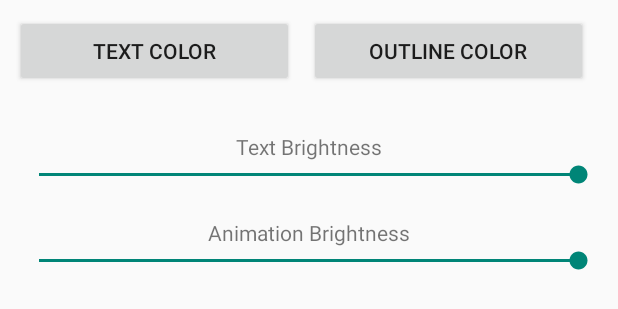
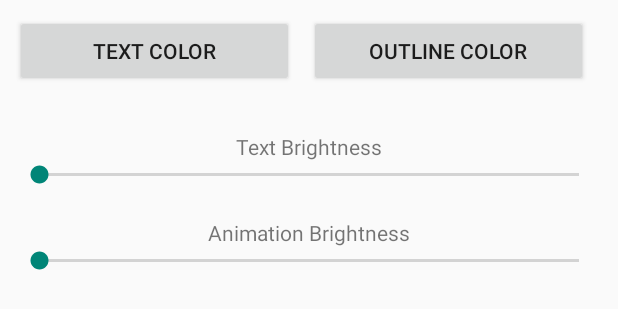
Before and after one commit to hackerspaceshop/Blinkenschild, an Android app: the layout dialog_color.xml on its own in the app's theme, with its tools: preview values and no code run, on a phone screen of 412 x 824 dp. Shown: the top 309 px of the screen. Run offline under Robolectric (Android 15) with nearby library versions, the phone set to English and light mode, and no system bars.

Commit message:
final color picker

```diff
--- a/android/app/src/main/java/at/metalab/blinkenschild/app/BlinkenSchildCommands.java
+++ b/android/app/src/main/java/at/metalab/blinkenschild/app/BlinkenSchildCommands.java
@@ -29,6 +29,9 @@ public class BlinkenSchildCommands {
     public final static String COMMAND_GET_ANIMATIONS = "+list:";
     public final static String COMMAND_SET_ANIMATION = "+anim:%s";
     public final static String COMMAND_SET_ANIMATION_BRIGHTNESS = "+anim-brightness:%d";
+
+    public final static String COMMAND_STOP_ANIMATION = "+anim-stop";
+    public final static String COMMAND_CLEAR_TEXT = "+text-clear";
 
     public final static String COMMAND_SET_TEXT = "+text:%s";
     public final static String COMMAND_SET_TEXT_BRIGHTNESS = "+text-brightness:%d";
--- a/android/app/src/main/res/layout/dialog_color.xml
+++ b/android/app/src/main/res/layout/dialog_color.xml
@@ -42,9 +42,7 @@
         android:layout_width="match_parent"
         android:layout_height="wrap_content"
         android:id="@+id/seekBarText"
-        android:layout_gravity="center_horizontal"
-        android:max="9"
-        android:progress="9" />
+        android:layout_gravity="center_horizontal" />
 
     <TextView
         android:layout_width="wrap_content"
@@ -57,8 +55,6 @@
         android:layout_width="match_parent"
         android:layout_height="wrap_content"
         android:id="@+id/seekBarAnim"
-        android:layout_gravity="center_horizontal"
-        android:max="9"
-        android:progress="9" />
+        android:layout_gravity="center_horizontal" />
 
 </LinearLayout>
--- a/android/app/src/main/res/layout/main.xml
+++ b/android/app/src/main/res/layout/main.xml
@@ -35,6 +35,7 @@
             android:layout_width="fill_parent"
             android:layout_height="wrap_content"
             android:text="@string/btn_set_effects"
+            android:enabled="false"
             android:layout_weight="1"
         />
 
```
Also changed, not shown: android/app/src/main/java/at/metalab/blinkenschild/app/MainActivity.java (+12 -5 lines), 1 other file.
